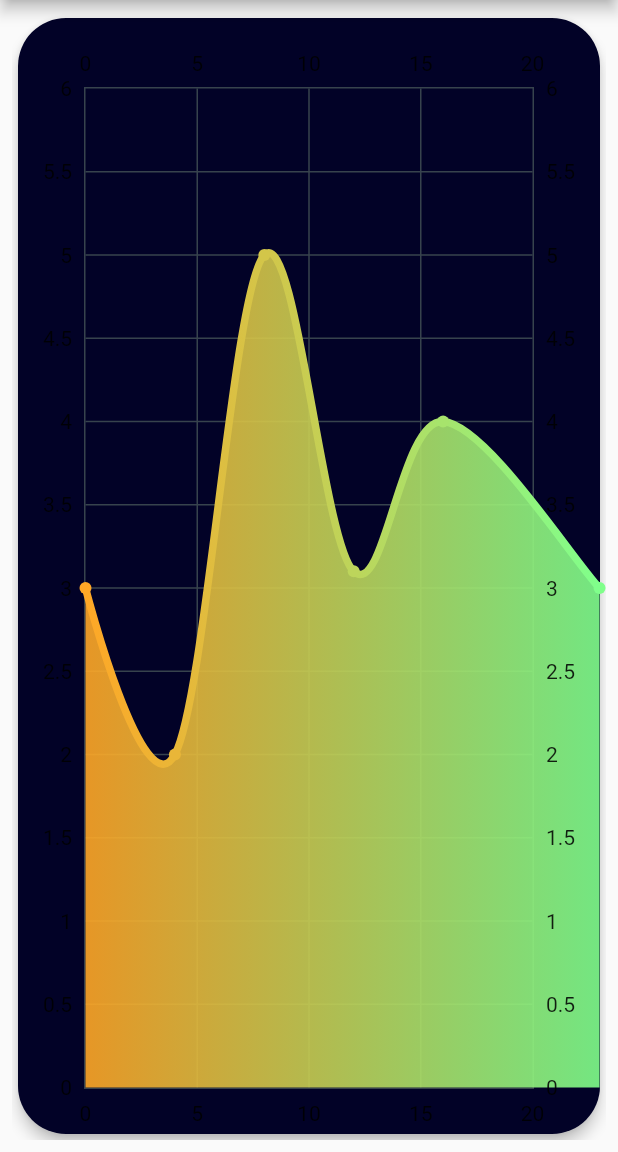
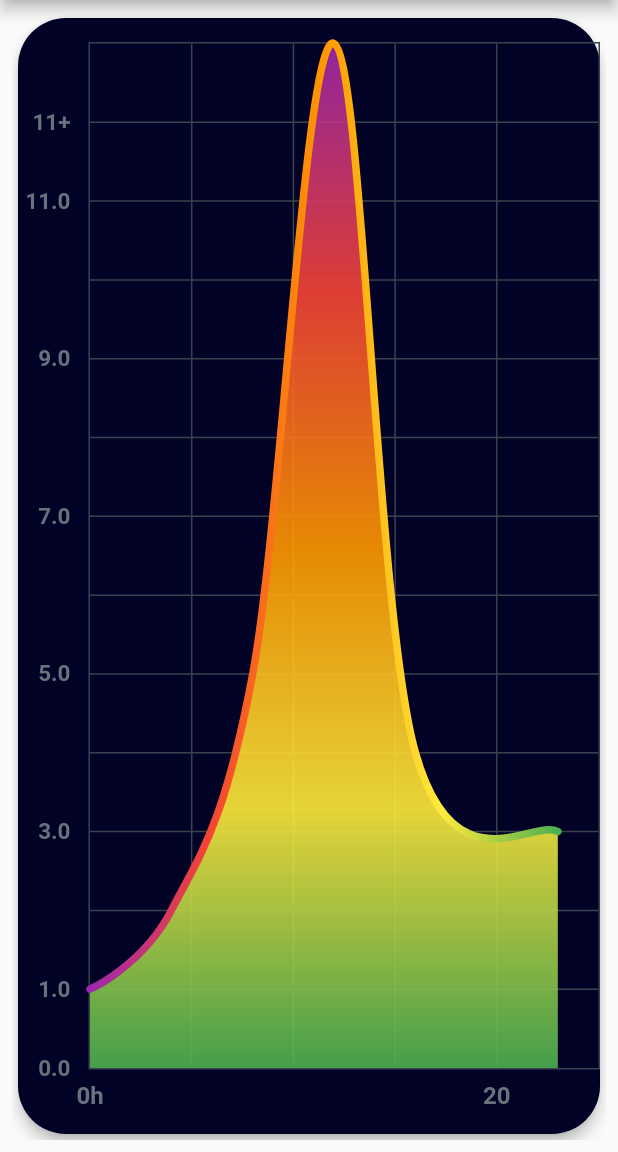
Before and after one commit to ImHuonghihi/LineChart, a Flutter app: the screen it shows after launch, on a phone screen of 412 x 824 dp, the part 84-1236 px from its top. Run offline on Flutter 3.47's test engine with Material 2 defaults, Android fonts, the phone set to English and light mode, and no system bars; drawn by our look-alikes of fl_chart.

Commit message:
update line color

```diff
--- a/lib/page/line_chart_page.dart
+++ b/lib/page/line_chart_page.dart
@@ -1,5 +1,3 @@
-
-
 import 'package:flutter/material.dart';
 
 import '../widget/line_chart_widget.dart';
@@ -14,7 +12,9 @@ class LineChartPage extends StatelessWidget {
         color: const Color(0xff020227),
         child: Padding(
           padding: const EdgeInsets.only(top: 16),
-          child: LineChartWidget(),
+          child: UVChart(
+            uvData: [1, 2, 5, 13, 4, 3],
+          ),
         ),
       );
 }
--- a/lib/widget/line_chart_widget.dart
+++ b/lib/widget/line_chart_widget.dart
@@ -1,16 +1,28 @@
 import 'package:fl_chart/fl_chart.dart';
 import 'package:flutter/material.dart';
 import 'package:flutter/material.dart';
+import 'package:linechart/widget/line_titles.dart';
 
-class LineChartWidget extends StatelessWidget {
-  final List<Color> gradientColors = [Colors.orange[400]!, Color.fromARGB(255, 128, 255, 139)!];
+class UVChart extends StatelessWidget {
+  final List<Color> gradientColors = [
+    Colors.purple,
+    Colors.red,
+    Colors.orange,
+    Colors.yellow,
+    Colors.green
+  ];
+
+  final List<double> uvData;
+
+  UVChart({super.key, required this.uvData});
 
   @override
   Widget build(BuildContext context) => LineChart(LineChartData(
         minX: 0,
-        maxX: 20,
+        maxX: 25,
         minY: 0,
-        maxY: 6,
+        maxY: 13,
+        titlesData: LineTitles.getTitleData(),
         gridData: FlGridData(
           show: true,
           getDrawingHorizontalLine: (value) {
@@ -34,26 +46,30 @@ class LineChartWidget extends StatelessWidget {
         lineBarsData: [
           LineChartBarData(
             spots: [
-              FlSpot(0, 3),
-              FlSpot(4, 2),
-              FlSpot(8, 5),
-              FlSpot(12, 3.1),
-              FlSpot(16, 4),
-              FlSpot(23, 3),
+              FlSpot(0, uvData[0]),
+              FlSpot(4, uvData[1]),
+              FlSpot(8, uvData[2]),
+              FlSpot(12, uvData[3]),
+              FlSpot(16, uvData[4]),
+              FlSpot(23, uvData[5]),
             ],
             isCurved: true,
             colors: gradientColors,
             barWidth: 5,
             isStrokeCapRound: true,
-            // dotData: FlDotData(
-            //   show: false,
-            // ),
+            dotData: FlDotData(
+              show: false,
+            ),
             belowBarData: BarAreaData(
               show: true,
               colors: gradientColors
                   .map((color) => color.withOpacity(0.9))
                   .toList(),
+              gradientFrom: Offset(0.5, 0),
+              gradientTo: Offset(0.5, 1),
             ),
+            gradientFrom: Offset(0.5, 0),
+            gradientTo: Offset(0.5, 1),
           ),
         ],
       ));
--- a/lib/widget/line_titles.dart
+++ b/lib/widget/line_titles.dart
@@ -14,12 +14,20 @@ class LineTitles {
           ),
           getTitles: (value) {
             switch (value.toInt()) {
-              case 2:
-                return 'MAR';
-              case 5:
-                return 'JUN';
+              case 0:
+                return '0h';
+              case 4:
+                return '4H';
               case 8:
-                return 'SEP';
+                return '8H';
+              case 12:
+                return '12H';
+              case 16:
+                return '16H';
+              case 20:
+                return '20';
+              case 23:
+                return '23H';
             }
             return '';
           },
@@ -34,12 +42,22 @@ class LineTitles {
           ),
           getTitles: (value) {
             switch (value.toInt()) {
+              case 0:
+                return '0.0';
               case 1:
-                return '10k';
+                return '1.0';
               case 3:
-                return '30k';
+                return '3.0';
               case 5:
-                return '50k';
+                return '5.0';
+              case 7:
+                return '7.0';
+              case 9:
+                return '9.0';
+              case 11:
+                return '11.0';
+              case 12:
+                return '11+';
             }
             return '';
           },
```
